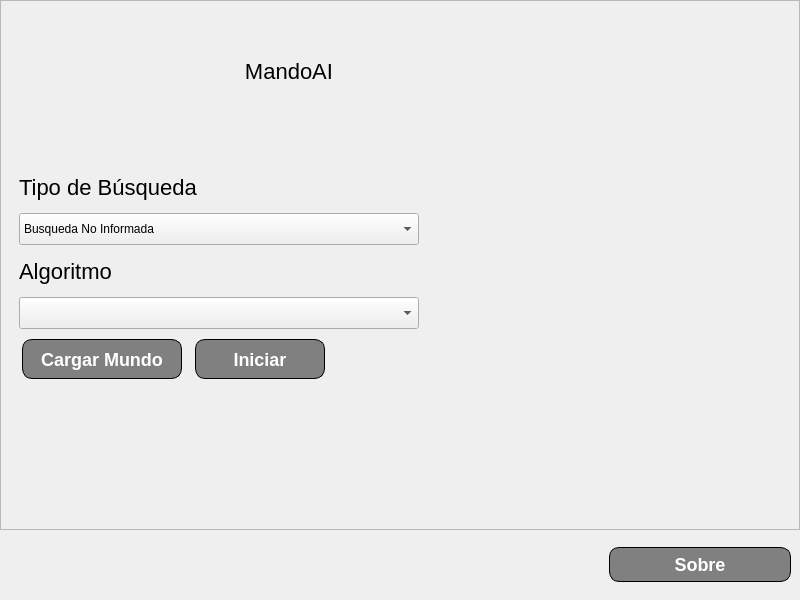
Before: the Qt Designer form views/Vista_principal.ui in JuanLoaiza007/Proyecto-1-IA-2024-I, drawn with Qt 5.
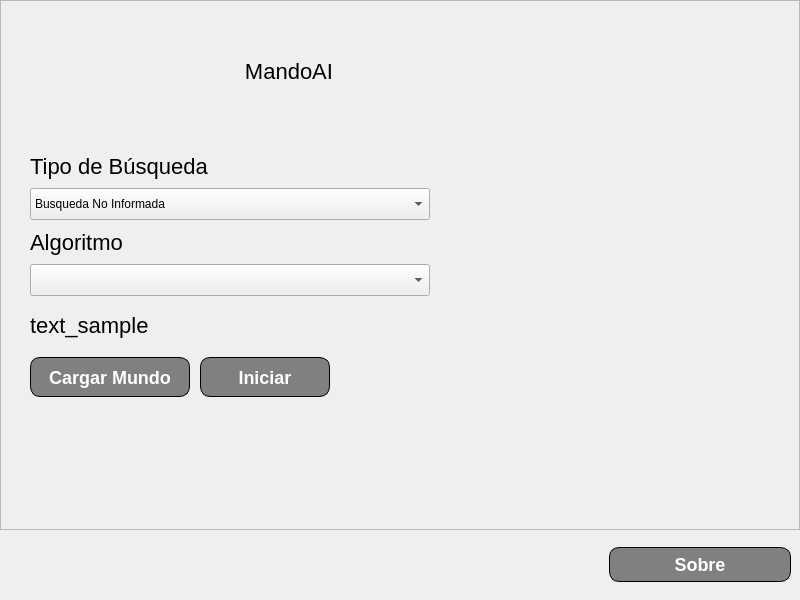
After: the same form once the commit is applied.

Commit message: redesigned window to show the state of the world

The edit to the form file:
```diff
--- a/views/Vista_principal.ui
+++ b/views/Vista_principal.ui
@@ -588,7 +588,19 @@
              <string/>
             </property>
             <layout class="QVBoxLayout" name="verticalLayout_3">
-             <item alignment="Qt::AlignVCenter">
+             <property name="leftMargin">
+              <number>20</number>
+             </property>
+             <property name="topMargin">
+              <number>0</number>
+             </property>
+             <property name="rightMargin">
+              <number>20</number>
+             </property>
+             <property name="bottomMargin">
+              <number>0</number>
+             </property>
+             <item>
               <widget class="QFrame" name="frame_2">
                <property name="frameShape">
                 <enum>QFrame::NoFrame</enum>
@@ -600,9 +612,6 @@
                 <string/>
                </property>
                <layout class="QVBoxLayout" name="verticalLayout_4">
-                <property name="spacing">
-                 <number>10</number>
-                </property>
                 <item>
                  <widget class="QLabel" name="lbl_tipo_busqueda">
                   <property name="minimumSize">
@@ -702,6 +711,16 @@
                  </widget>
                 </item>
                 <item>
+                 <widget class="QLabel" name="lbl_estado_mundo">
+                  <property name="text">
+                   <string>text_sample</string>
+                  </property>
+                  <property name="class" stdset="0">
+                   <string>h6 color-danger</string>
+                  </property>
+                 </widget>
+                </item>
+                <item alignment="Qt::AlignLeft">
                  <widget class="QFrame" name="frame">
                   <property name="maximumSize">
                    <size>
@@ -731,7 +750,7 @@
                    <property name="bottomMargin">
                     <number>0</number>
                    </property>
-                   <item>
+                   <item alignment="Qt::AlignLeft">
                     <widget class="QPushButton" name="btn_cargar_mundo">
                      <property name="minimumSize">
                       <size>
@@ -756,7 +775,7 @@
                      </property>
                     </widget>
                    </item>
-                   <item>
+                   <item alignment="Qt::AlignRight">
                     <widget class="QPushButton" name="btn_iniciar">
                      <property name="minimumSize">
                       <size>
```
The commit also changes 1 other file.
